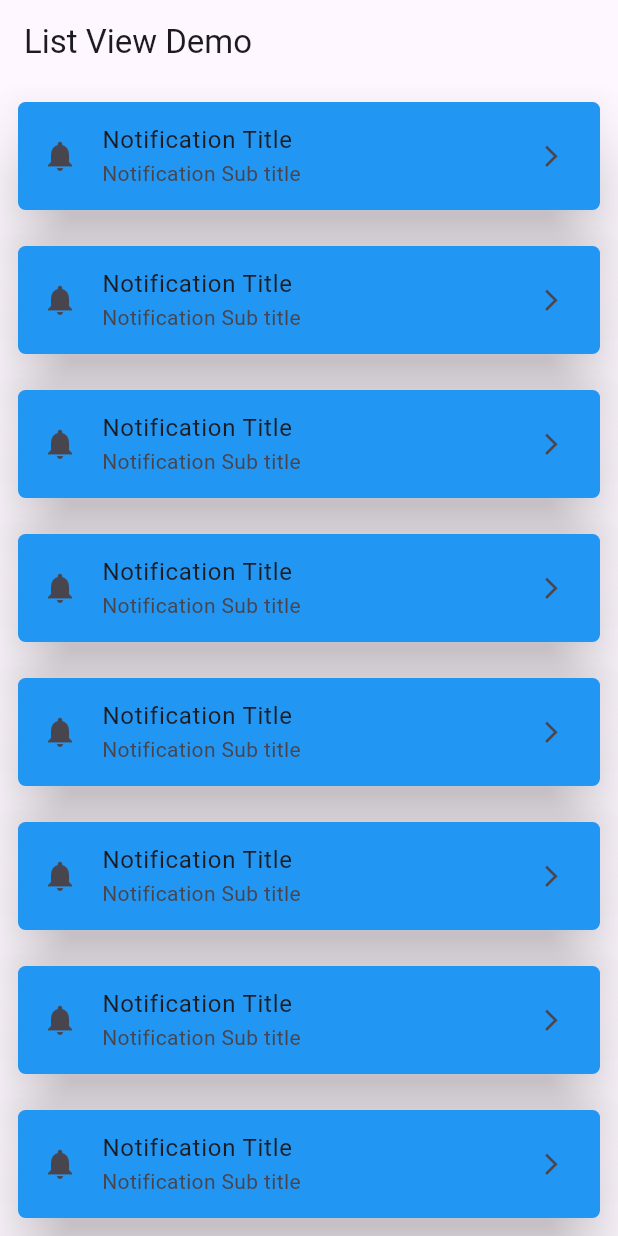
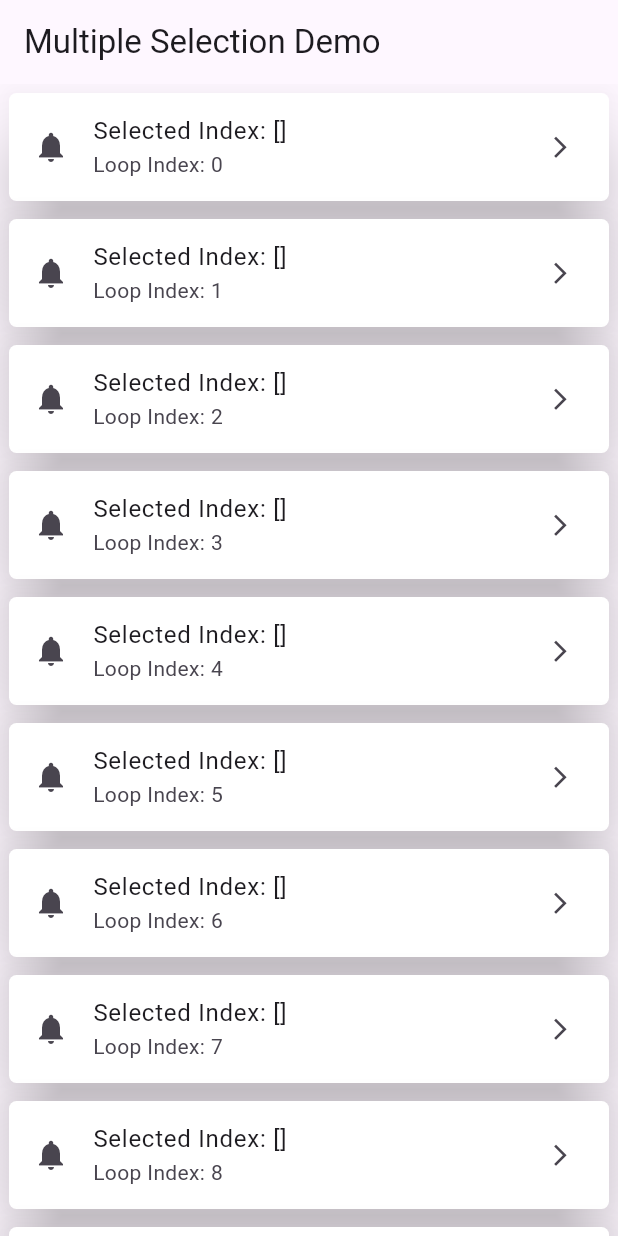
Before and after one commit to MuhammadAliKust/Flutter-B20, a Flutter app: the screen it shows after launch, on a phone screen of 412 x 824 dp. Run offline on Flutter 3.47's test engine with Material 3 defaults, Android fonts, the phone set to English and light mode, and no system bars; our stand-ins replace string_validator.

Commit message:
Selection Done

```diff
--- a/lib/main.dart
+++ b/lib/main.dart
@@ -1,8 +1,10 @@
 import 'package:flutter/material.dart';
 import 'package:flutter_b20/asset_image.dart';
+import 'package:flutter_b20/single_selection_demo.dart';
 
 import 'list_view_demo.dart';
 import 'login.dart';
+import 'multiple_selection_demo.dart';
 import 'network_image.dart';
 
 void main() {
@@ -15,7 +17,7 @@ class MyApp extends StatelessWidget {
   @override
   Widget build(BuildContext context) {
     return MaterialApp(
-      home: ListViewDemo(),
+      home: MultipleSelectionDemo(),
       // home: Scaffold(
       //   backgroundColor: Colors.blue,
       //   appBar: AppBar(
--- /dev/null
+++ b/lib/multiple_selection_demo.dart
@@ -0,0 +1,54 @@
+import 'package:flutter/material.dart';
+
+class MultipleSelectionDemo extends StatefulWidget {
+  MultipleSelectionDemo({super.key});
+
+  @override
+  State<MultipleSelectionDemo> createState() => _MultipleSelectionDemoState();
+}
+
+class _MultipleSelectionDemoState extends State<MultipleSelectionDemo> {
+  List<int> selectedIndex = [];
+
+  @override
+  Widget build(BuildContext context) {
+    return Scaffold(
+      appBar: AppBar(
+        title: Text("Multiple Selection Demo"),
+      ),
+      body: ListView.builder(
+          itemCount: 10,
+          itemBuilder: (context, i) {
+            return Padding(
+              padding: const EdgeInsets.all(2.0),
+              child: Card(
+                elevation: 20,
+                color: selectedIndex.contains(i) ? Colors.blue : Colors.white,
+                shape: RoundedRectangleBorder(
+                    borderRadius: BorderRadius.circular(5)),
+                child: ListTile(
+                  onTap: () {
+                    if(selectedIndex.contains(i)){
+                      selectedIndex.remove(i);
+                    }else{
+
+                      selectedIndex.add(i);
+                    }
+
+                    setState(() {});
+                  },
+                  leading: Icon(Icons.notifications),
+                  title: Text("Selected Index: $selectedIndex"),
+                  subtitle: Text("Loop Index: $i"),
+                  trailing: Icon(
+                    Icons.arrow_forward_ios,
+                    size: 17,
+                  ),
+                  // tileColor: Colors.blue.withOpacity(0.6),
+                ),
+              ),
+            );
+          }),
+    );
+  }
+}
```
Also changed, not shown: lib/single_selection_demo.dart (added, +48 -0 lines).
